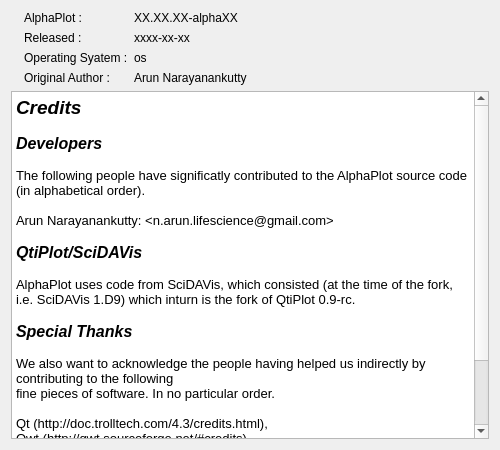
First picture: the form in AlphaPlot/src/About.ui, repository narunlifescience/AlphaPlot, before the edit.
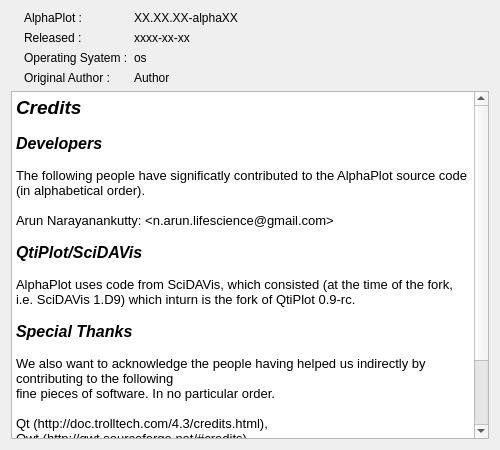
Second picture: the form after the edit. Icons and pictures are not drawn.

Commit message: fix windows compilation error & other minor fixes

Patch:
```diff
--- a/AlphaPlot/src/About.ui
+++ b/AlphaPlot/src/About.ui
@@ -115,7 +115,7 @@
        <item>
         <widget class="QLabel" name="originalAuthorLabel">
          <property name="text">
-          <string>Arun Narayanankutty</string>
+          <string>Author</string>
          </property>
         </widget>
        </item>
```
The commit also changes 6 other files.
